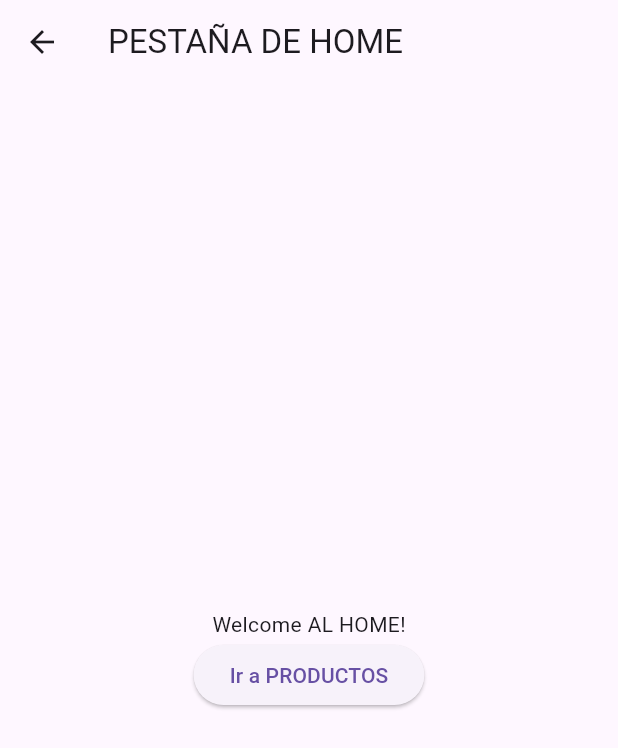
After one commit to bryanjavier2005/bjmanobanda-pucetec-202512-2, a Flutter app: the HomeView screen opened by its route, on a phone screen of 412 x 824 dp. The commit adds this screen. Shown: the top 748 px of the screen. Run offline on Flutter 3.47's test engine with Material 3 defaults, Android fonts, the phone set to English and light mode, and no system bars; our stand-ins replace flutter_dotenv.

Commit message:
Subir proyecto a rama clase08

```diff
--- a/proyecto/flutter_intro/lib/main.dart
+++ b/proyecto/flutter_intro/lib/main.dart
@@ -1,5 +1,6 @@
 import 'package:flutter/material.dart';
 import 'package:flutter_dotenv/flutter_dotenv.dart';
+import 'package:flutter_intro/views/home_view.dart';
 import 'views/login_view.dart';
 
 
@@ -18,6 +19,7 @@ class MyApp extends StatelessWidget {
       initialRoute: '/',
       routes: {
         '/': (context) => const LoginView(),
+        '/home': (context) => const HomeView(),
       },
     );
   }
--- /dev/null
+++ b/proyecto/flutter_intro/lib/views/home_view.dart
@@ -0,0 +1,28 @@
+import 'package:flutter/material.dart';
+
+class HomeView extends StatelessWidget {
+  const HomeView({super.key});
+
+  @override
+  Widget build(BuildContext context) {
+    return Scaffold(
+      appBar: AppBar(
+        title: const Text('PESTAÑA DE HOME'),
+      ),
+      body: Center(
+        child: Column(
+          mainAxisAlignment: MainAxisAlignment.center,
+          children: [
+            const Text('Welcome AL HOME!'),
+            ElevatedButton(
+              onPressed: (){
+              Navigator.pushReplacementNamed(context, '/productos');
+            },
+              child: const Text('Ir a PRODUCTOS'),
+            )
+          ],
+        ),
+      ),
+    );
+  }
+}
```
Also changed, not shown: proyecto/flutter_intro/lib/services/login.service.dart (+9 -6 lines), proyecto/flutter_intro/lib/views/login_view.dart (+6 -4 lines), 8 other files.
